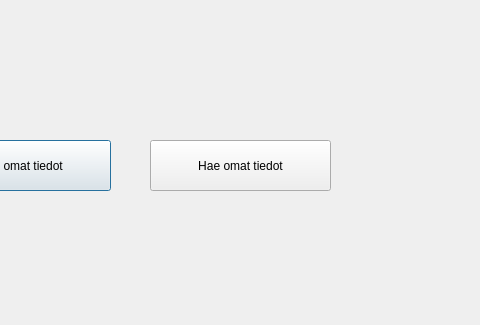
This is frontend/studentinfo.ui in Tkarsikas/restapi_example as Qt 5 draws it before an edit; both pictures show x 160 to 640 and y 0 to 325 of the 758 by 471 pixel window. The edited form follows.
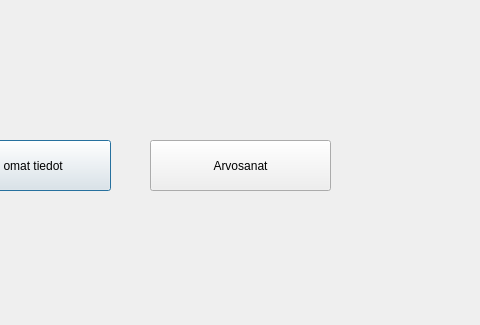
This is the edited form.

Commit message: arvosanat palautuu ja tulostuu terminaaliin

```diff
--- a/frontend/studentinfo.ui
+++ b/frontend/studentinfo.ui
@@ -49,7 +49,7 @@
     </rect>
    </property>
    <property name="text">
-    <string>Hae omat tiedot</string>
+    <string>Arvosanat</string>
    </property>
   </widget>
  </widget>
```
The commit also changes 7 other files.
